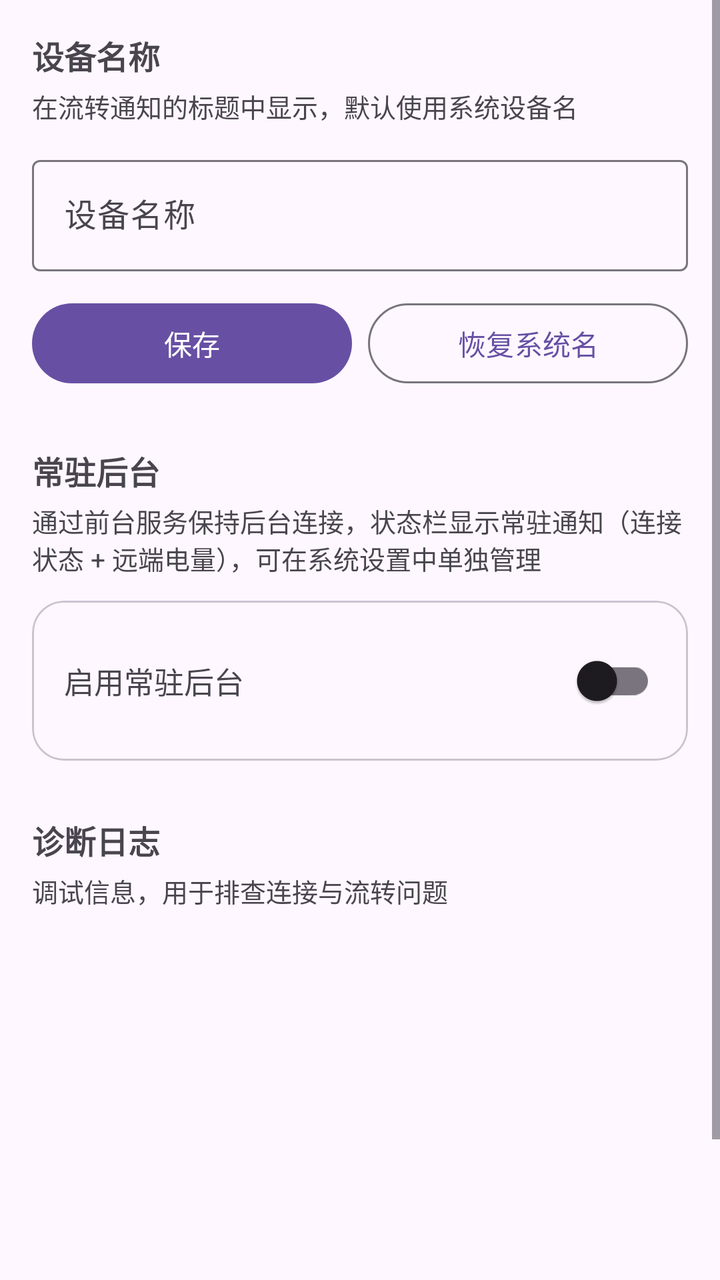
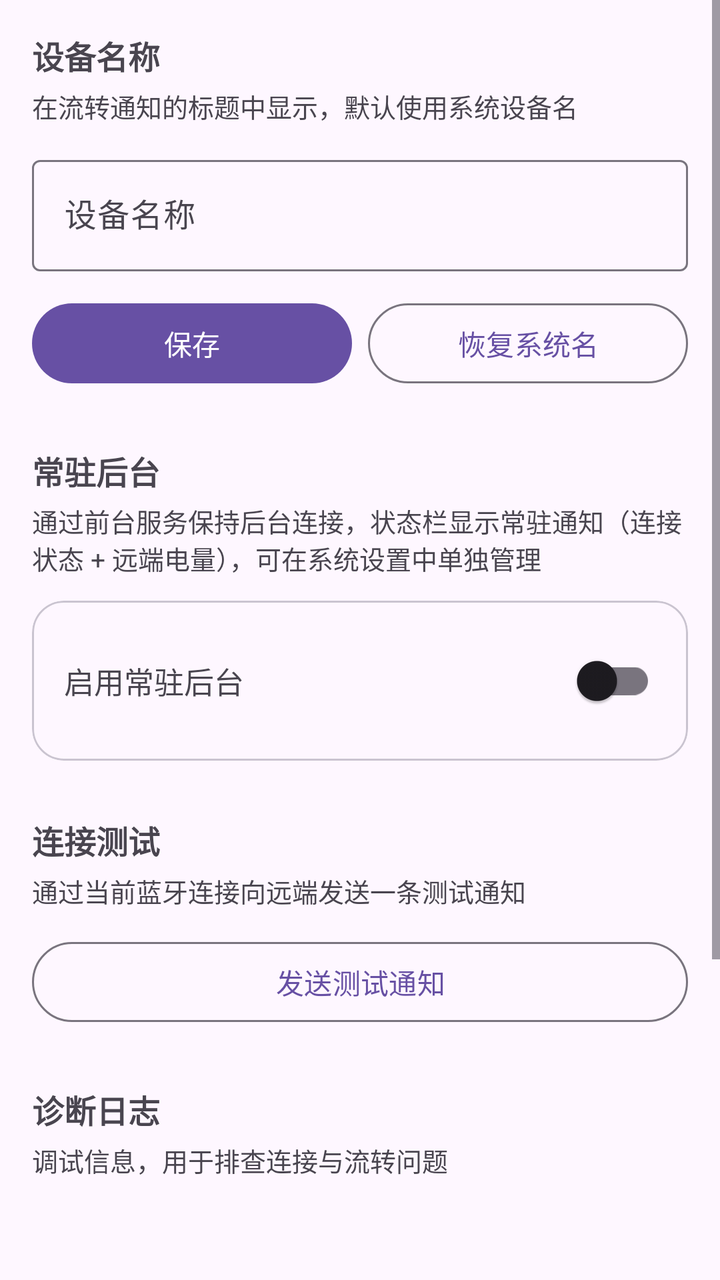

The first picture is an Android layout as it rendered before a commit; the second is the same layout after the commit. The layout source and the unified diff follow.
<!-- AndroidManifest.xml: application theme Theme.NotifRelay -->
<!-- res/layout/fragment_settings.xml -->
<?xml version="1.0" encoding="utf-8"?>
<ScrollView xmlns:android="http://schemas.android.com/apk/res/android"
    xmlns:app="http://schemas.android.com/apk/res-auto"
    android:layout_width="match_parent"
    android:layout_height="match_parent">

    <LinearLayout
        android:layout_width="match_parent"
        android:layout_height="wrap_content"
        android:orientation="vertical"
        android:padding="16dp">

        <TextView
            android:layout_width="match_parent"
            android:layout_height="wrap_content"
            android:text="设备名称"
            android:textSize="16sp"
            android:textStyle="bold" />

        <TextView
            android:layout_width="match_parent"
            android:layout_height="wrap_content"
            android:layout_marginTop="4dp"
            android:text="在流转通知的标题中显示，默认使用系统设备名"
            android:textSize="13sp" />

        <com.google.android.material.textfield.TextInputLayout
            style="@style/Widget.Material3.TextInputLayout.OutlinedBox"
            android:layout_width="match_parent"
            android:layout_height="wrap_content"
            android:layout_marginTop="12dp"
            android:hint="设备名称">

            <com.google.android.material.textfield.TextInputEditText
                android:id="@+id/et_device_name"
                android:layout_width="match_parent"
                android:layout_height="wrap_content"
                android:inputType="text"
                android:maxLines="1" />
        </com.google.android.material.textfield.TextInputLayout>

        <LinearLayout
            android:layout_width="match_parent"
            android:layout_height="wrap_content"
            android:layout_marginTop="12dp"
            android:orientation="horizontal">

            <com.google.android.material.button.MaterialButton
                android:id="@+id/btn_save_name"
                android:layout_width="0dp"
                android:layout_height="wrap_content"
                android:layout_weight="1"
                android:text="保存" />

            <com.google.android.material.button.MaterialButton
                android:id="@+id/btn_reset_name"
                style="@style/Widget.Material3.Button.OutlinedButton"
                android:layout_width="0dp"
                android:layout_height="wrap_content"
                android:layout_marginStart="8dp"
                android:layout_weight="1"
                android:text="恢复系统名" />
        </LinearLayout>

        <TextView
            android:layout_width="match_parent"
            android:layout_height="wrap_content"
            android:layout_marginTop="28dp"
            android:text="常驻后台"
            android:textSize="16sp"
            android:textStyle="bold" />

        <TextView
            android:layout_width="match_parent"
            android:layout_height="wrap_content"
            android:layout_marginTop="4dp"
            android:text="通过前台服务保持后台连接，状态栏显示常驻通知（连接状态 + 远端电量），可在系统设置中单独管理"
            android:textSize="13sp" />

        <com.google.android.material.card.MaterialCardView
            android:layout_width="match_parent"
            android:layout_height="wrap_content"
            android:layout_marginTop="12dp"
            app:cardCornerRadius="16dp"
            app:cardElevation="0dp">

            <LinearLayout
                android:layout_width="match_parent"
                android:layout_height="wrap_content"
                android:gravity="center_vertical"
                android:orientation="horizontal"
                android:padding="16dp">

                <TextView
                    android:layout_width="0dp"
                    android:layout_height="wrap_content"
                    android:layout_weight="1"
                    android:text="启用常驻后台"
                    android:textSize="15sp" />

                <com.google.android.material.switchmaterial.SwitchMaterial
                    android:id="@+id/switch_foreground"
                    android:layout_width="wrap_content"
                    android:layout_height="wrap_content" />
            </LinearLayout>
        </com.google.android.material.card.MaterialCardView>

        <TextView
            android:layout_width="match_parent"
            android:layout_height="wrap_content"
            android:layout_marginTop="28dp"
            android:text="诊断日志"
            android:textSize="16sp"
            android:textStyle="bold" />

        <TextView
            android:layout_width="match_parent"
            android:layout_height="wrap_content"
            android:layout_marginTop="4dp"
            android:text="调试信息，用于排查连接与流转问题"
            android:textSize="13sp" />

        <ScrollView
            android:id="@+id/scroll_log"
            android:layout_width="match_parent"
            android:layout_height="240dp"
            android:layout_marginTop="8dp">

            <TextView
                android:id="@+id/tv_log"
                android:layout_width="match_parent"
                android:layout_height="wrap_content"
                android:fontFamily="monospace"
                android:textIsSelectable="true"
                android:textSize="12sp" />
        </ScrollView>

    </LinearLayout>

</ScrollView>
<!-- resources referenced by this layout -->
<resources>
  <style name="Theme.NotifRelay" parent="Theme.Material3.DayNight.NoActionBar" />
</resources>

<!-- the commit's change to res/layout/fragment_settings.xml (unified diff, before → after) -->
@@ -109,6 +109,29 @@
             android:layout_width="match_parent"
             android:layout_height="wrap_content"
             android:layout_marginTop="28dp"
+            android:text="连接测试"
+            android:textSize="16sp"
+            android:textStyle="bold" />
+
+        <TextView
+            android:layout_width="match_parent"
+            android:layout_height="wrap_content"
+            android:layout_marginTop="4dp"
+            android:text="通过当前蓝牙连接向远端发送一条测试通知"
+            android:textSize="13sp" />
+
+        <com.google.android.material.button.MaterialButton
+            android:id="@+id/btn_test_notification"
+            style="@style/Widget.Material3.Button.OutlinedButton"
+            android:layout_width="match_parent"
+            android:layout_height="wrap_content"
+            android:layout_marginTop="12dp"
+            android:text="发送测试通知" />
+
+        <TextView
+            android:layout_width="match_parent"
+            android:layout_height="wrap_content"
+            android:layout_marginTop="28dp"
             android:text="诊断日志"
             android:textSize="16sp"
             android:textStyle="bold" />
